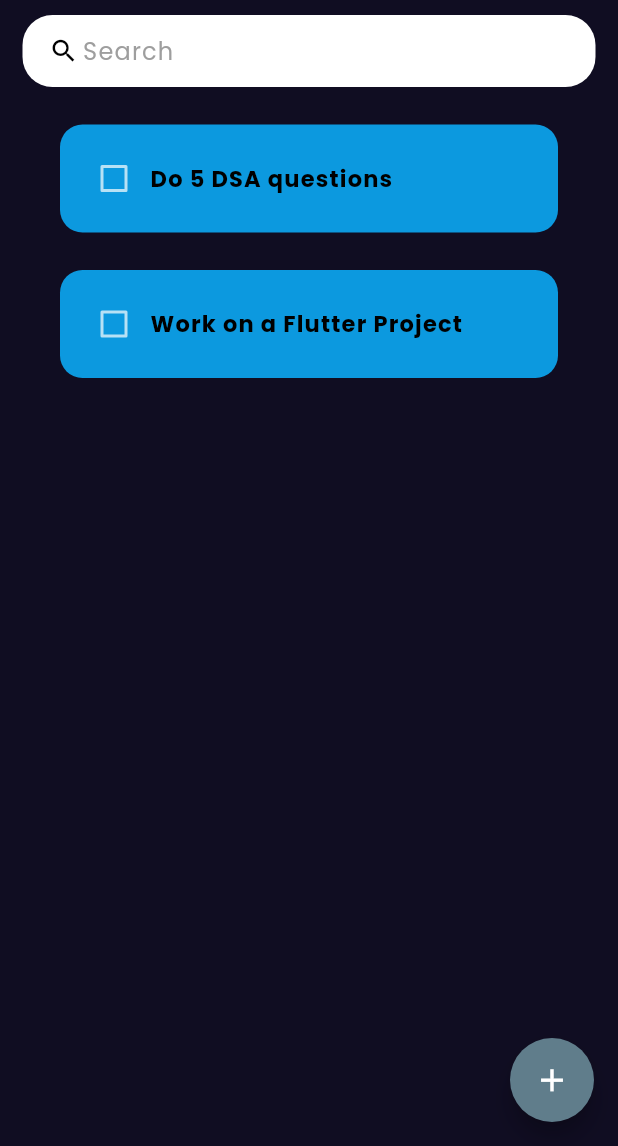
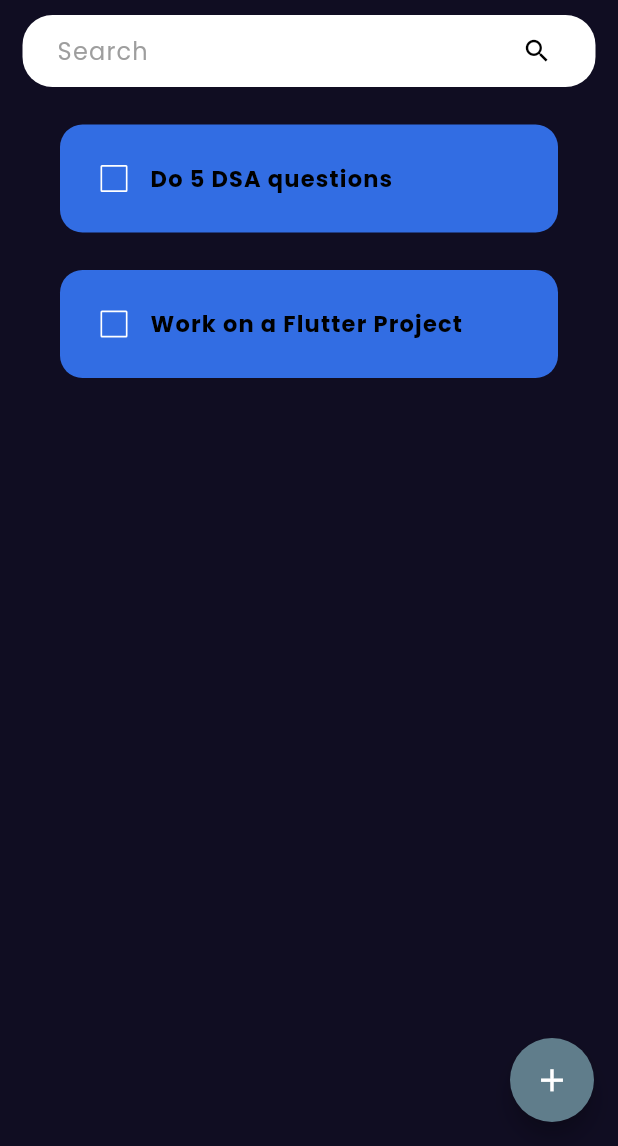
Before and after one commit to stp2003/Todo-App-Flutter, a Flutter app: the screen it shows after launch, on a phone screen of 412 x 824 dp, the part 90-1236 px from its top. Run offline on Flutter 3.47's test engine with Material 2 defaults, Android fonts, the phone set to English and light mode, and no system bars; drawn by our look-alikes of flutter_slidable; our stand-ins replace hive_flutter; accounts and stored records are empty.

Commit message:
UI fixes

```diff
--- a/lib/utils/todo_tile.dart
+++ b/lib/utils/todo_tile.dart
@@ -36,7 +36,7 @@ class TodoTile extends StatelessWidget {
           width: double.infinity,
           padding: const EdgeInsets.all(12.0),
           decoration: BoxDecoration(
-            color: const Color(0xFF0C99DF),
+            color: const Color(0xFF326DE3),
             borderRadius: BorderRadius.circular(15.0),
           ),
           child: SingleChildScrollView(
@@ -47,7 +47,14 @@ class TodoTile extends StatelessWidget {
                 Checkbox(
                   value: taskCompleted,
                   onChanged: onChanged,
-                  activeColor: Colors.cyan,
+                  activeColor: Colors.black87,
+                  checkColor: Colors.lightGreen,
+                  side: MaterialStateBorderSide.resolveWith(
+                    (states) => const BorderSide(
+                      width: 1.1,
+                      color: Colors.white,
+                    ),
+                  ),
                 ),
 
                 //** task name ->
--- a/lib/widgets/search_box.dart
+++ b/lib/widgets/search_box.dart
@@ -1,20 +1,9 @@
 import 'package:flutter/material.dart';
 
 class SearchBox extends StatelessWidget {
-  // final List<ToDODataBase> toDoList;
-
   const SearchBox({
     super.key,
-    // required this.toDoList,
   });
-
-  //?? search functionality ->
-  // void search(String enteredText) {
-  //   List<ToDODataBase>? result = [];
-  //   if (enteredText.isEmpty) {
-  //     result = toDoList;
-  //   }
-  // }
 
   @override
   Widget build(BuildContext context) {
@@ -24,23 +13,29 @@ class SearchBox extends StatelessWidget {
         color: Colors.white,
         borderRadius: BorderRadius.circular(20.0),
       ),
-      child: const TextField(
-        style: TextStyle(
-            color: Colors.black, letterSpacing: 0.8, fontFamily: 'poppins'),
+      child: TextField(
+        style: const TextStyle(
+          color: Colors.black,
+          letterSpacing: 0.8,
+          fontFamily: 'poppins',
+        ),
         decoration: InputDecoration(
-          contentPadding: EdgeInsets.all(0.0),
-          prefixIcon: Icon(
-            Icons.search,
-            color: Colors.black,
-            size: 20.0,
+          contentPadding: const EdgeInsets.only(top: 12.0, left: 8.0),
+          suffixIcon: IconButton(
+            onPressed: () {},
+            icon: const Icon(
+              Icons.search,
+              color: Colors.black,
+              size: 20.0,
+            ),
           ),
-          prefixIconConstraints: BoxConstraints(
+          prefixIconConstraints: const BoxConstraints(
             maxHeight: 20.0,
             minWidth: 25.0,
           ),
           border: InputBorder.none,
           hintText: 'Search',
-          hintStyle: TextStyle(
+          hintStyle: const TextStyle(
             color: Colors.grey,
           ),
         ),
```
